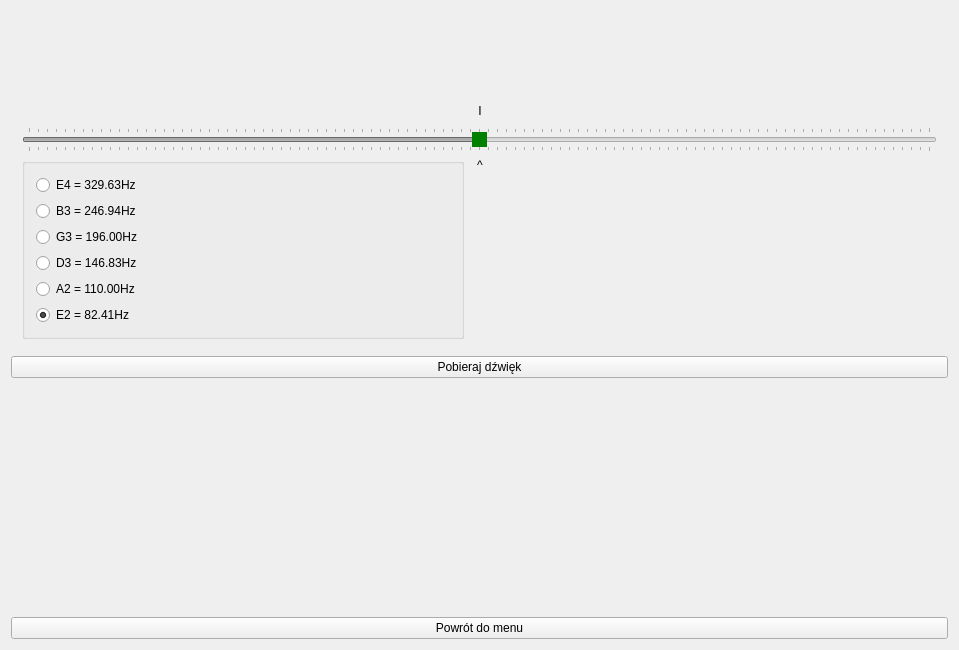
Qt form mainwindow.ui (december0123/dzwiekspert) before a commit.
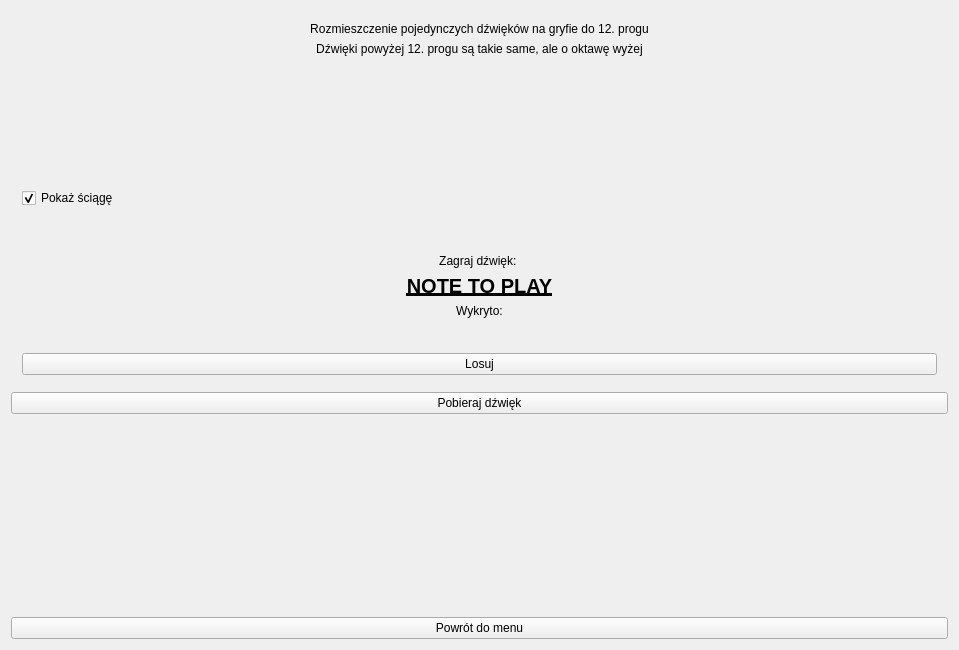
The same form after that commit. Custom widgets are drawn as their Qt base class.

```diff
--- a/mainwindow.ui
+++ b/mainwindow.ui
@@ -18,7 +18,7 @@
     <item>
      <widget class="QStackedWidget" name="views">
       <property name="currentIndex">
-       <number>2</number>
+       <number>3</number>
       </property>
       <widget class="QWidget" name="menu">
        <layout class="QGridLayout" name="gridLayout_3">
@@ -483,8 +483,28 @@
         </item>
        </layout>
       </widget>
-      <widget class="QWidget" name="Learning">
-       <layout class="QVBoxLayout" name="verticalLayout_7" stretch="1,0,0,1">
+      <widget class="QWidget" name="practice">
+       <layout class="QVBoxLayout" name="verticalLayout_7" stretch="0,0,1,0,0,1">
+        <item>
+         <widget class="QLabel" name="label_4">
+          <property name="text">
+           <string>Rozmieszczenie pojedynczych dźwięków na gryfie do 12. progu</string>
+          </property>
+          <property name="alignment">
+           <set>Qt::AlignCenter</set>
+          </property>
+         </widget>
+        </item>
+        <item>
+         <widget class="QLabel" name="label_5">
+          <property name="text">
+           <string>Dźwięki powyżej 12. progu są takie same, ale o oktawę wyżej</string>
+          </property>
+          <property name="alignment">
+           <set>Qt::AlignCenter</set>
+          </property>
+         </widget>
+        </item>
         <item>
          <widget class="Fretboard" name="fretboard" native="true"/>
         </item>
```
